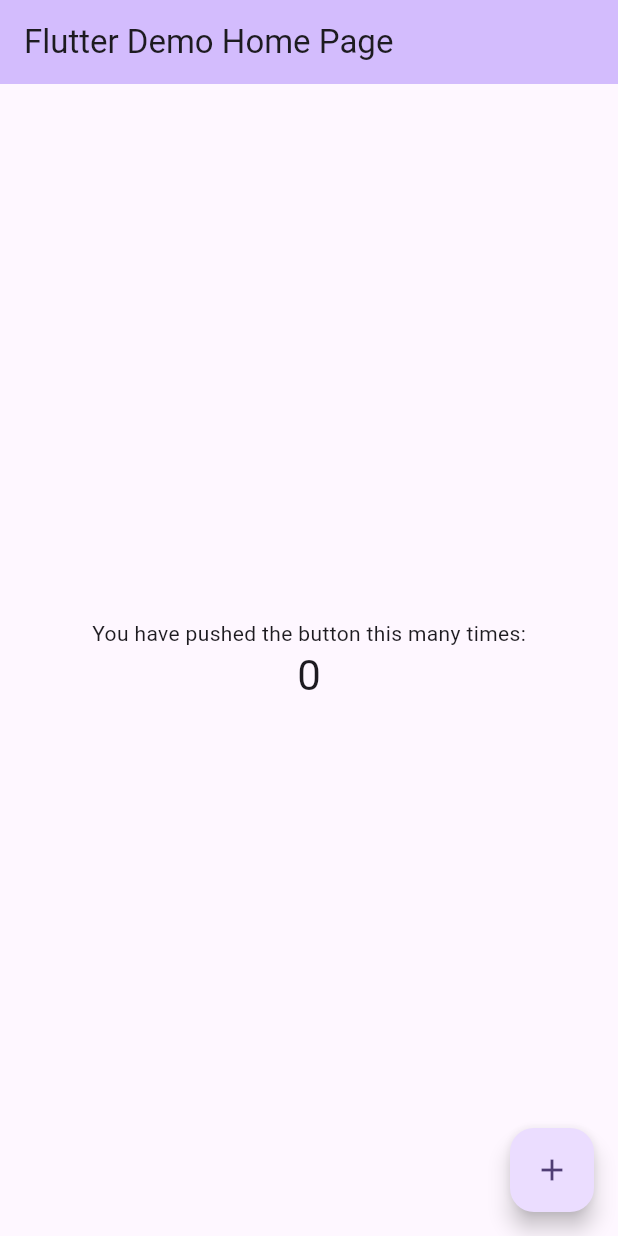
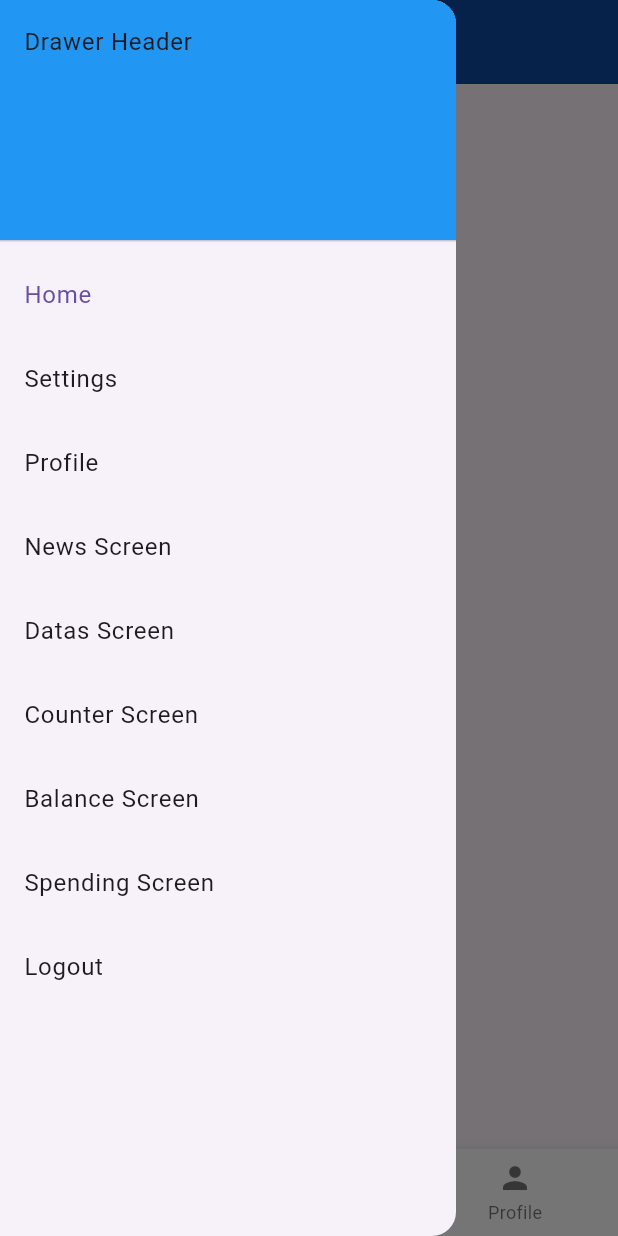
Before and after one commit to darmawguna/aplikasi_rental_pakaian, a Flutter app: the MyHomePage screen opened directly, with the side drawer open (before the commit the screen has no drawer), on a phone screen of 412 x 824 dp. Run offline on Flutter 3.47's test engine with Material 3 defaults, Android fonts, the phone set to English and light mode, and no system bars; our stand-ins replace animate_do, flutter_bloc, flutter_secure_storage; missing offline and left inert: dart:ffi; accounts and stored records are empty; statements that could not run were skipped.

Commit message:
update project

```diff
--- /dev/null
+++ b/devtools_options.yaml
@@ -0,0 +1,3 @@
+description: This file stores settings for Dart & Flutter DevTools.
+documentation: https://docs.flutter.dev/tools/devtools/extensions#configure-extension-enablement-states
+extensions:
--- a/lib/main.dart
+++ b/lib/main.dart
@@ -1,4 +1,31 @@
+import 'package:app_rental/screens/screens/CheckoutScreen/checkout_screen.dart';
+import 'package:app_rental/screens/screens/DetailScreen/detail_screen.dart';
+import 'package:app_rental/screens/screens/HomeScreen/home_screen.dart';
+import 'package:app_rental/screens/screens/LoginScreen/login_screen.dart';
+import 'package:app_rental/screens/screens/ProfileScreen/profile_screen.dart';
 import 'package:flutter/material.dart';
+import 'package:flutter_bloc/flutter_bloc.dart';
+
+// import 'package:my_app/components/auth_wrapper.dart';
+import 'package:app_rental/cubit/auth/auth_cubit.dart';
+
+// import 'package:my_app/screens/news_screen.dart';
+// import 'package:my_app/screens/routes/BalanceScreen/balance_screen.dart';
+// import 'package:my_app/screens/routes/BooksScreen/books_screen.dart';
+
+// import 'package:my_app/screens/routes/CounterScreen/counter_screen.dart';
+// import 'package:my_app/screens/routes/DatasScreen/datas_screen.dart';
+// import 'package:my_app/screens/routes/FormScreen/form_screen.dart';
+// import 'package:my_app/screens/routes/LoginScreen/login_screen.dart';
+// import 'package:my_app/screens/routes/SecondScreen/custom_screen.dart';
+// import 'package:my_app/screens/routes/SecondScreen/second_screen.dart';
+// import 'package:my_app/screens/routes/SpendingScreen/spending_screen.dart';
+// import 'package:my_app/screens/routes/WelcomeScreen/welcome_screen.dart';
+// import 'package:my_app/screens/setting_screen.dart';
+// import 'package:my_app/screens/profile_screen.dart';
+import 'package:app_rental/services/data_service.dart';
+import 'package:app_rental/utils/constants.dart';
+import 'package:app_rental/utils/secure_storage_util.dart';
 
 void main() {
   runApp(const MyApp());
@@ -10,44 +37,43 @@ class MyApp extends StatelessWidget {
   // This widget is the root of your application.
   @override
   Widget build(BuildContext context) {
-    return MaterialApp(
-      title: 'Flutter Demo',
-      theme: ThemeData(
-        // This is the theme of your application.
-        //
-        // TRY THIS: Try running your application with "flutter run". You'll see
-        // the application has a purple toolbar. Then, without quitting the app,
-        // try changing the seedColor in the colorScheme below to Colors.green
-        // and then invoke "hot reload" (save your changes or press the "hot
-        // reload" button in a Flutter-supported IDE, or press "r" if you used
-        // the command line to start the app).
-        //
-        // Notice that the counter didn't reset back to zero; the application
-        // state is not lost during the reload. To reset the state, use hot
-        // restart instead.
-        //
-        // This works for code too, not just values: Most code changes can be
-        // tested with just a hot reload.
-        colorScheme: ColorScheme.fromSeed(seedColor: Colors.deepPurple),
-        useMaterial3: true,
+    return MultiBlocProvider(
+      providers: [BlocProvider<AuthCubit>(create: (context) => AuthCubit())],
+      child: MaterialApp(
+        debugShowMaterialGrid: false,
+        debugShowCheckedModeBanner: false,
+        title: 'Flutter Demo',
+        theme: ThemeData(primarySwatch: Colors.blue),
+
+        initialRoute: '/login-screen',
+
+        // initialRoute: '/',
+        routes: {
+          '/': (context) => const MyHomePage(title: 'Home Screen'),
+          '/login-screen': (context) => const LoginScreen(),
+          '/profile-screen': (context) => const ProfileScreen(),
+          '/detail-screen': (context) => const DetailScreen(),
+          '/checkout-screen': (context) => const CheckoutScreen(),
+          '/home-screen': (context) => const HomeScreen(),
+
+          // '/balance-screen': (context) => const BalanceScreen(),
+          // '/spending-screen': (context) => const SpendingScreen(),
+          // '/second-screen': (context) => const SecondScreen(),
+          // '/custom-screen': (context) => const CustomScreen(),
+          // '/news-screen': (context) => const NewsScreen(),
+          // '/books-screen': (context) => const BooksScreen(),
+          // '/form-screen': (context) => const FormScreen(),
+          // '/datas-screen': (context) => const DatasScreen(),
+          // '/counter-screen': (context) => const CounterScreen(),
+          // '/welcome-screen': (context) => const WelcomeScreen(),
+        },
       ),
-      home: const MyHomePage(title: 'Flutter Demo Home Page'),
     );
   }
 }
 
 class MyHomePage extends StatefulWidget {
   const MyHomePage({super.key, required this.title});
-
-  // This widget is the home page of your application. It is stateful, meaning
-  // that it has a State object (defined below) that contains fields that affect
-  // how it looks.
-
-  // This class is the configuration for the state. It holds the values (in this
-  // case the title) provided by the parent (in this case the App widget) and
-  // used by the build method of the State. Fields in a Widget subclass are
-  // always marked "final".
-
   final String title;
 
   @override
@@ -55,69 +81,135 @@ class MyHomePage extends StatefulWidget {
 }
 
 class _MyHomePageState extends State<MyHomePage> {
-  int _counter = 0;
+  int _selectedIndex = 0;
 
-  void _incrementCounter() {
+  final List<Widget> _screens = [
+    const HomeScreen(),
+    const CheckoutScreen(),
+    const ProfileScreen(),
+  ];
+
+  final List<String> _appBarTitles = const [
+    'Home',
+    'Settings',
+    'Profile',
+  ]; // List of titles corresponding to each screen
+
+  void _onItemTapped(int index) {
     setState(() {
-      // This call to setState tells the Flutter framework that something has
-      // changed in this State, which causes it to rerun the build method below
-      // so that the display can reflect the updated values. If we changed
-      // _counter without calling setState(), then the build method would not be
-      // called again, and so nothing would appear to happen.
-      _counter++;
+      _selectedIndex = index;
     });
+  }
+
+  void navigateAndCloseDrawer(BuildContext context, String routeName) {
+    if (Scaffold.of(context).isDrawerOpen) {
+      Navigator.pop(context); // Close the drawer first
+    }
+    Navigator.pushNamed(context, routeName);
+  }
+
+  Future<void> doLogout(context) async {
+    debugPrint("need logout");
+    final response = await DataService.logoutData();
+    if (response.statusCode == 200) {
+      await SecureStorageUtil.storage.delete(key: tokenStoreName);
+      Navigator.pushReplacementNamed(context, "/login-screen");
+    }
+    // TODO perbarui nanti ketika sudah menggunakan method login
+    // Navigator.pushReplacementNamed(context, "/login-screen");
   }
 
   @override
   Widget build(BuildContext context) {
-    // This method is rerun every time setState is called, for instance as done
-    // by the _incrementCounter method above.
-    //
-    // The Flutter framework has been optimized to make rerunning build methods
-    // fast, so that you can just rebuild anything that needs updating rather
-    // than having to individually change instances of widgets.
     return Scaffold(
       appBar: AppBar(
-        // TRY THIS: Try changing the color here to a specific color (to
-        // Colors.amber, perhaps?) and trigger a hot reload to see the AppBar
-        // change color while the other colors stay the same.
-        backgroundColor: Theme.of(context).colorScheme.inversePrimary,
-        // Here we take the value from the MyHomePage object that was created by
-        // the App.build method, and use it to set our appbar title.
-        title: Text(widget.title),
+        title: _selectedIndex == 0 ? null : Text(_appBarTitles[_selectedIndex]),
+        backgroundColor:
+            _selectedIndex == 0 ? Colors.blue.shade900 : Colors.transparent,
+        iconTheme: const IconThemeData(color: Colors.white),
       ),
-      body: Center(
-        // Center is a layout widget. It takes a single child and positions it
-        // in the middle of the parent.
-        child: Column(
-          // Column is also a layout widget. It takes a list of children and
-          // arranges them vertically. By default, it sizes itself to fit its
-          // children horizontally, and tries to be as tall as its parent.
-          //
-          // Column has various properties to control how it sizes itself and
-          // how it positions its children. Here we use mainAxisAlignment to
-          // center the children vertically; the main axis here is the vertical
-          // axis because Columns are vertical (the cross axis would be
-          // horizontal).
-          //
-          // TRY THIS: Invoke "debug painting" (choose the "Toggle Debug Paint"
-          // action in the IDE, or press "p" in the console), to see the
-          // wireframe for each widget.
-          mainAxisAlignment: MainAxisAlignment.center,
-          children: <Widget>[
-            const Text('You have pushed the button this many times:'),
-            Text(
-              '$_counter',
-              style: Theme.of(context).textTheme.headlineMedium,
+      drawer: Drawer(
+        child: ListView(
+          padding: EdgeInsets.zero,
+          children: [
+            const DrawerHeader(
+              decoration: BoxDecoration(color: Colors.blue),
+              child: Text('Drawer Header'),
+            ),
+            ListTile(
+              title: const Text('Home'),
+              selected: _selectedIndex == 0,
+              onTap: () {
+                // Update the state of the app
+                _onItemTapped(0);
+                // Then close the drawer
+                Navigator.pop(context);
+              },
+            ),
+            ListTile(
+              title: const Text('Settings'),
+              selected: _selectedIndex == 1,
+              onTap: () {
+                // Update the state of the app
+                _onItemTapped(1);
+                // Then close the drawer
+                Navigator.pop(context);
+              },
+            ),
+            ListTile(
+              title: const Text('Profile'),
+              selected: _selectedIndex == 2,
+              onTap: () {
+                // Update the state of the app
+                _onItemTapped(2);
+                // Then close the drawer
+                Navigator.pop(context);
+              },
+            ),
+            listTilePush(context, 'News Screen', '/news-screen'),
+            listTilePush(context, 'Datas Screen', '/datas-screen'),
+            listTilePush(context, 'Counter Screen', '/counter-screen'),
+            listTilePush(context, 'Balance Screen', '/balance-screen'),
+            listTilePush(context, 'Spending Screen', '/spending-screen'),
+            ListTile(
+              title: const Text('Logout'),
+              onTap: () {
+                doLogout(context);
+              },
             ),
           ],
         ),
       ),
-      floatingActionButton: FloatingActionButton(
-        onPressed: _incrementCounter,
-        tooltip: 'Increment',
-        child: const Icon(Icons.add),
-      ), // This trailing comma makes auto-formatting nicer for build methods.
+      body: _screens[_selectedIndex],
+      bottomNavigationBar: BottomNavigationBar(
+        backgroundColor: Colors.white,
+        items: const <BottomNavigationBarItem>[
+          BottomNavigationBarItem(icon: Icon(Icons.home), label: 'Home'),
+          BottomNavigationBarItem(
+            icon: Icon(Icons.settings),
+            label: 'Settings',
+          ),
+          BottomNavigationBarItem(icon: Icon(Icons.person), label: 'Profile'),
+        ],
+        currentIndex: _selectedIndex,
+        selectedItemColor: Colors.blue,
+        onTap: _onItemTapped,
+      ),
+    );
+  }
+
+  ListTile listTilePush(
+    BuildContext context,
+    String screenName,
+    String routesname,
+  ) {
+    return ListTile(
+      title: Text(screenName),
+      selected: _selectedIndex == 2,
+      onTap: () {
+        Navigator.pop(context);
+        Navigator.pushNamed(context, routesname);
+      },
     );
   }
 }
--- /dev/null
+++ b/lib/screens/screens/HomeScreen/home_screen.dart
@@ -0,0 +1,15 @@
+import 'package:flutter/material.dart';
+
+class HomeScreen extends StatefulWidget {
+  const HomeScreen({super.key});
+
+  @override
+  State<HomeScreen> createState() => _HomeScreenState();
+}
+
+class _HomeScreenState extends State<HomeScreen> {
+  @override
+  Widget build(BuildContext context) {
+    return Scaffold(body: Text("Home Screen"));
+  }
+}
--- a/lib/screens/screens/LoginScreen/login_screen.dart
+++ b/lib/screens/screens/LoginScreen/login_screen.dart
@@ -58,7 +58,7 @@ class _LoginScreenState extends State<LoginScreen> {
       );
 
       authCubit.login(loggedIn.accessToken);
-      // Navigator.pushReplacementNamed(context, "/balance-screen"); TODO: redirect ke screen utama
+      Navigator.pushReplacementNamed(context, "/");
       debugPrint(loggedIn.accessToken);
     } else {
       setState(() {
```
Also changed, not shown: lib/screens/screens/CheckoutScreen/checkout_screen.dart (added, +16 -0 lines), lib/screens/screens/DetailScreen/detail_screen.dart (added, +18 -0 lines), lib/screens/screens/ProfileScreen/profile_screen.dart (added, +16 -0 lines), 125 other files.
